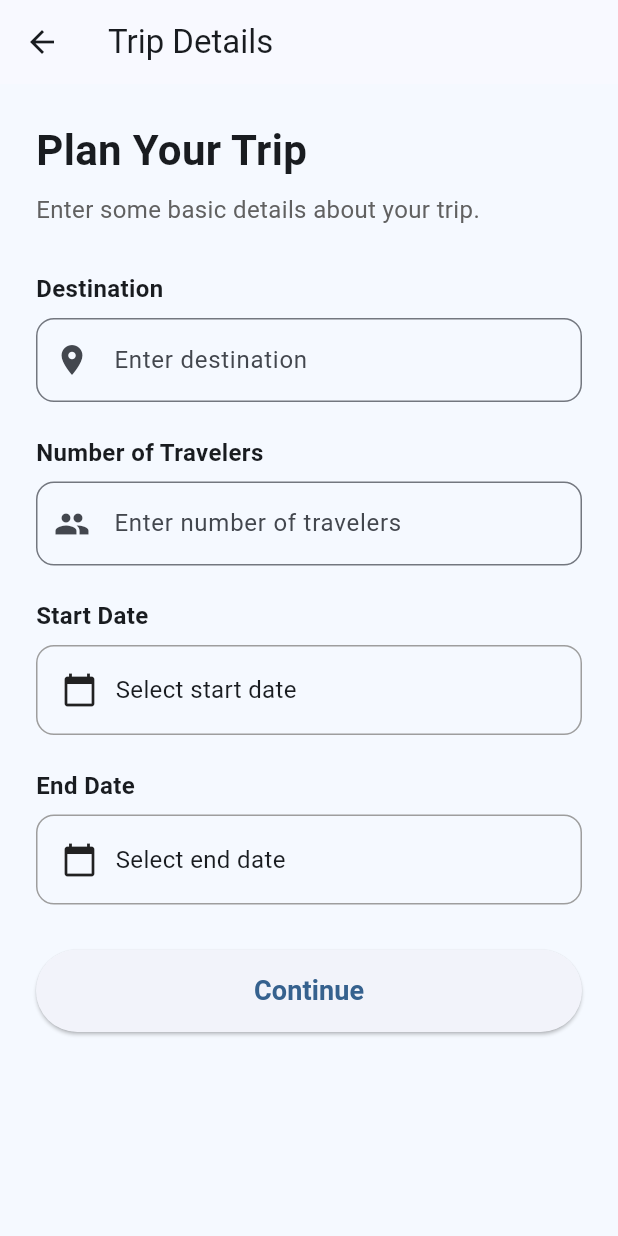
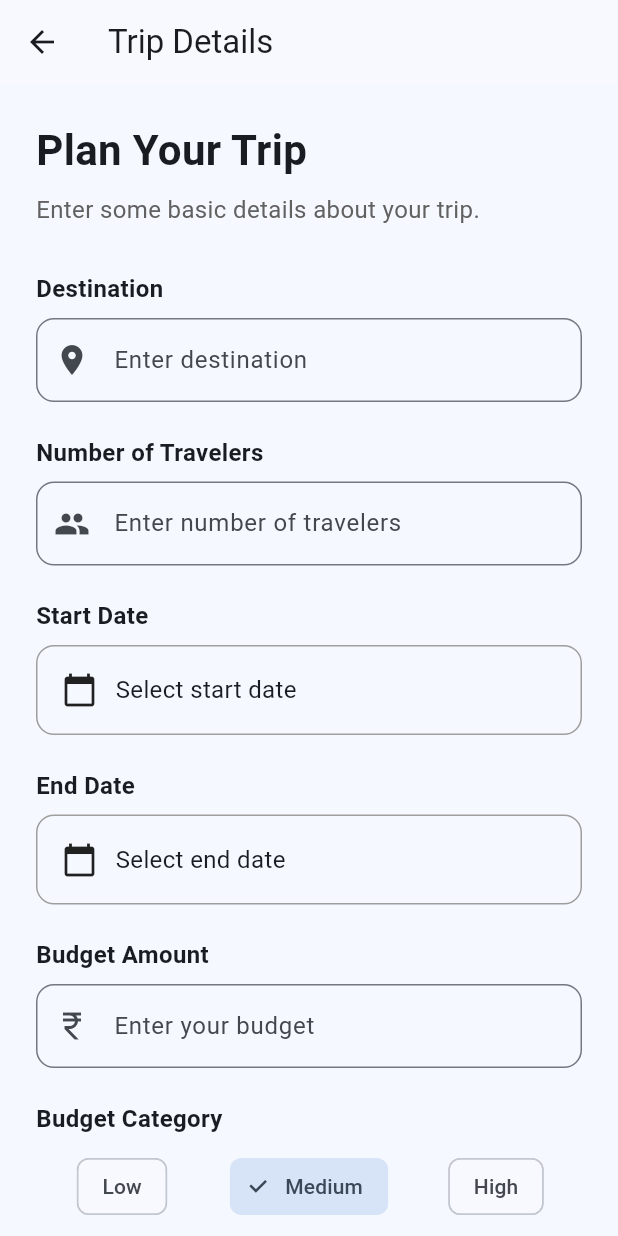
Before and after one commit to vijayahasini2007/smart_travel_planner, a Flutter app: the TripDetailsScreen screen opened directly, on a phone screen of 412 x 824 dp. Run offline on Flutter 3.47's test engine with Material 3 defaults, Android fonts, the light colour scheme and no system bars.

Commit message:
Added budget selection

```diff
--- a/lib/screens/trip_details_screen.dart
+++ b/lib/screens/trip_details_screen.dart
@@ -15,8 +15,13 @@ class _TripDetailsScreenState extends State<TripDetailsScreen> {
   final TextEditingController travelersController =
       TextEditingController();
 
+  final TextEditingController budgetController =
+      TextEditingController();
+
   DateTime? startDate;
   DateTime? endDate;
+
+  String selectedBudget = 'Medium';
 
   Future<void> selectStartDate() async {
     final DateTime? pickedDate = await showDatePicker(
@@ -65,6 +70,7 @@ class _TripDetailsScreenState extends State<TripDetailsScreen> {
   void dispose() {
     destinationController.dispose();
     travelersController.dispose();
+    budgetController.dispose();
     super.dispose();
   }
 
@@ -228,6 +234,86 @@ class _TripDetailsScreenState extends State<TripDetailsScreen> {
               ),
             ),
 
+            const SizedBox(height: 22),
+
+            const Text(
+              'Budget Amount',
+              style: TextStyle(
+                fontSize: 16,
+                fontWeight: FontWeight.bold,
+              ),
+            ),
+
+            const SizedBox(height: 8),
+
+            TextField(
+              controller: budgetController,
+              keyboardType: TextInputType.number,
+              decoration: InputDecoration(
+                hintText: 'Enter your budget',
+                prefixIcon: const Icon(Icons.currency_rupee),
+                border: OutlineInputBorder(
+                  borderRadius: BorderRadius.circular(12),
+                ),
+              ),
+            ),
+
+            const SizedBox(height: 22),
+
+            const Text(
+              'Budget Category',
+              style: TextStyle(
+                fontSize: 16,
+                fontWeight: FontWeight.bold,
+              ),
+            ),
+
+            const SizedBox(height: 10),
+
+            Row(
+              children: [
+                Expanded(
+                  child: ChoiceChip(
+                    label: const Text('Low'),
+                    selected: selectedBudget == 'Low',
+                    onSelected: (selected) {
+                      setState(() {
+                        selectedBudget = 'Low';
+                      });
+                    },
+                  ),
+                ),
+
+                const SizedBox(width: 10),
+
+                Expanded(
+                  child: ChoiceChip(
+                    label: const Text('Medium'),
+                    selected: selectedBudget == 'Medium',
+                    onSelected: (selected) {
+                      setState(() {
+                        selectedBudget = 'Medium';
+                      });
+                    },
+                  ),
+                ),
+
+                const SizedBox(width: 10),
+
+                Expanded(
+                  child: ChoiceChip(
+                    label: const Text('High'),
+                    selected: selectedBudget == 'High',
+                    onSelected: (selected) {
+                      setState(() {
+                        selectedBudget = 'High';
+                      });
+                    },
+                  ),
+                ),
+              ],
+            ),
+
             const SizedBox(height: 30),
 
             SizedBox(
```
